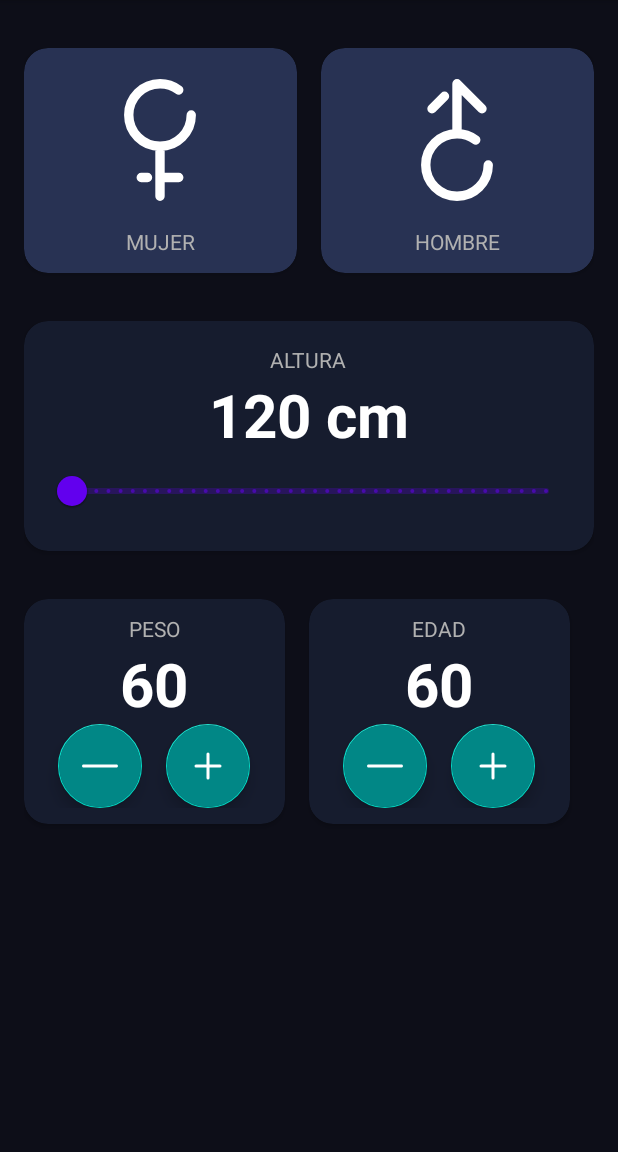
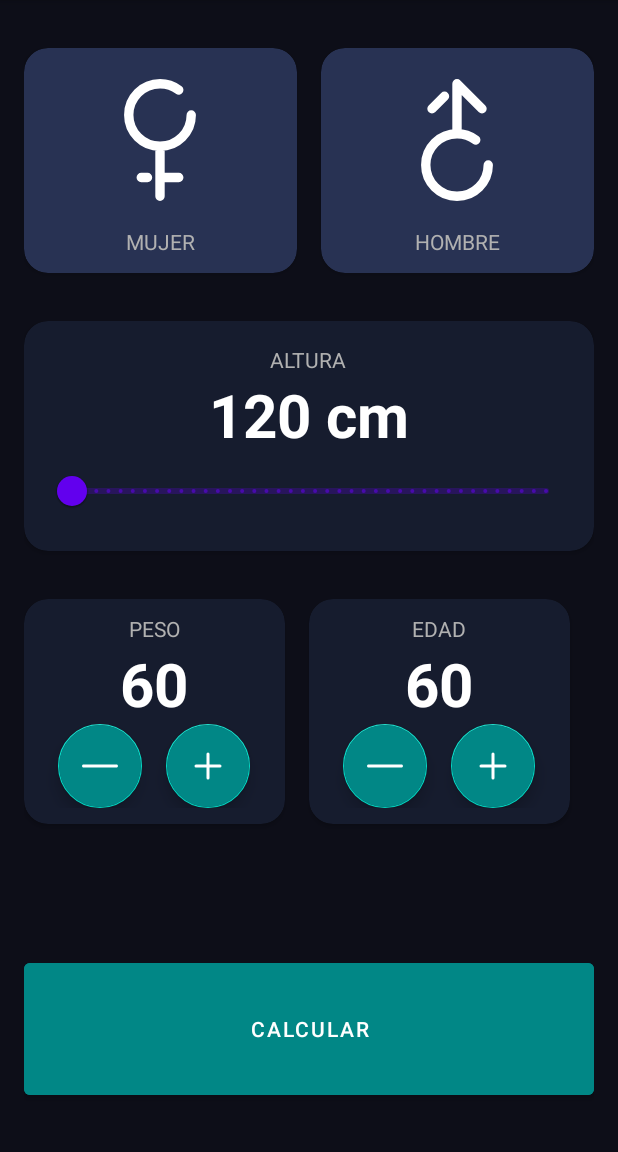
Before and after one commit to beeea/IMC_Calculator, an Android app: the IMCActivity screen opened directly, with no data from a screen before it, on a phone screen of 412 x 824 dp, the part 84-1236 px from its top. Run offline under Robolectric (Android 15) with nearby library versions, the phone set to English and light mode, and no system bars.

Commit message:
Botones suma y resta funcionales. Btn calcular.

```diff
--- a/app/src/main/java/com/beabarber/imc_calculator/IMCActivity.kt
+++ b/app/src/main/java/com/beabarber/imc_calculator/IMCActivity.kt
@@ -1,10 +1,15 @@
 package com.beabarber.imc_calculator
 
+import android.content.Intent
+import android.health.connect.datatypes.WeightRecord
 import androidx.appcompat.app.AppCompatActivity
 import android.os.Bundle
+import android.util.Log
+import android.widget.Button
 import android.widget.TextView
 import androidx.cardview.widget.CardView
 import androidx.core.content.ContextCompat
+import com.google.android.material.floatingactionbutton.FloatingActionButton
 import com.google.android.material.slider.RangeSlider
 import java.text.DecimalFormat
 
@@ -14,9 +19,15 @@ class IMCActivity : AppCompatActivity() {
     private lateinit var viewMale:CardView
     private lateinit var textviewHeight:TextView
     private lateinit var slider:RangeSlider
+    private lateinit var btnSubstractWeight: FloatingActionButton
+    private lateinit var btnPlusWeight: FloatingActionButton
+    private lateinit var tvWeight: TextView
+    private lateinit var btnCalcular:Button
 
     private var isFemaleSelected:Boolean = true
     private var isMaleSelected:Boolean = true
+    private var currentWeight:Int = 60
+    private var currentHeight:Int = 150
 
     override fun onCreate(savedInstanceState: Bundle?) {
         super.onCreate(savedInstanceState)
@@ -31,6 +42,10 @@ class IMCActivity : AppCompatActivity() {
         viewMale = findViewById(R.id.viewMale)
         textviewHeight = findViewById(R.id.textviewHeight)
         slider = findViewById(R.id.slider)
+        btnSubstractWeight = findViewById(R.id.btnSubstractWeight)
+        btnPlusWeight = findViewById(R.id.btnPlusWeight)
+        tvWeight = findViewById(R.id.tvWeight)
+        btnCalcular = findViewById(R.id.btnCalcular)
     }
 
     private fun initListeners() {
@@ -42,11 +57,39 @@ class IMCActivity : AppCompatActivity() {
             setGenderColor() }
         slider.addOnChangeListener { _, value, _ ->
             val df = DecimalFormat("#.##")
-            val result = df.format(value)
-            textviewHeight.text = "$result cm"
+            currentHeight = df.format(value).toInt()
+            textviewHeight.text = "$currentHeight cm"
+        }
+        btnPlusWeight.setOnClickListener{
+            currentWeight++
+            setWeight()
+        }
+        btnSubstractWeight.setOnClickListener{
+            currentWeight--
+            setWeight()
+        }
+        btnCalcular.setOnClickListener {
+            val result = calculateIMC()
+            goToResult(result)
         }
     }
 
+    private fun goToResult(result: Double) {
+        val intent = Intent(this, ResultActivity::class.java)
+        intent.putExtra("IMC_RESULT", result)
+        startActivity(intent)
+    }
+
+    private fun calculateIMC():Double {
+        val df = DecimalFormat("#.##")
+        val heightInDecimal = currentHeight.toDouble()/100
+        val imc = currentWeight/(heightInDecimal*heightInDecimal)
+        return df.format(imc).toDouble()
+    }
+
+    private fun setWeight(){
+        tvWeight.text = currentWeight.toString()
+    }
     private fun changeGender(){
         isFemaleSelected = !isMaleSelected
         isMaleSelected = !isFemaleSelected
@@ -68,5 +111,6 @@ class IMCActivity : AppCompatActivity() {
 
     private fun initUI() {
         setGenderColor()
+        setWeight()
     }
 }
--- a/app/src/main/res/layout/activity_imc.xml
+++ b/app/src/main/res/layout/activity_imc.xml
@@ -150,6 +150,7 @@
                 android:textColor="@color/title_text"/>
 
             <TextView
+                android:id="@+id/tvWeight"
                 android:layout_width="wrap_content"
                 android:layout_height="wrap_content"
                 android:text="@string/num_peso"
@@ -246,4 +247,14 @@
 
     </androidx.cardview.widget.CardView>
 
+    <Button
+        android:id="@+id/btnCalcular"
+        android:layout_width="0dp"
+        android:layout_height="100dp"
+        app:layout_constraintBottom_toBottomOf="parent"
+        app:layout_constraintEnd_toEndOf="parent"
+        app:layout_constraintStart_toStartOf="parent"
+        android:backgroundTint="@color/teal_700"
+        android:text="@string/calcular" />
+
 </androidx.constraintlayout.widget.ConstraintLayout>
--- a/app/src/main/res/values/strings.xml
+++ b/app/src/main/res/values/strings.xml
@@ -10,4 +10,5 @@
     <string name="num_peso">60</string>
     <string name="num_edad">60</string>
     <string name="edad">edad</string>
+    <string name="calcular">Calcular</string>
 </resources>
```
Also changed, not shown: app/src/main/AndroidManifest.xml (+6 -2 lines), app/src/main/java/com/beabarber/imc_calculator/ResultActivity.kt (added, +13 -0 lines), app/src/main/res/layout/activity_result.xml (added, +9 -0 lines).
